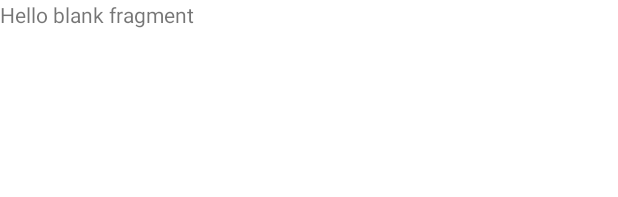
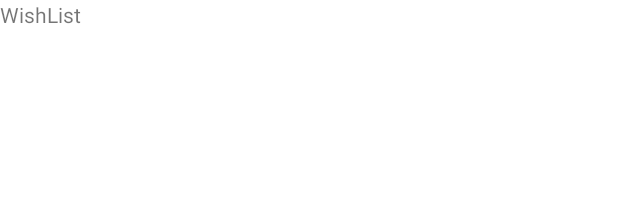
Before and after one commit to SeifEldinMohamed/Books-Island-App, an Android app: the layout fragment_wish_list.xml on its own in the app's theme, with its tools: preview values and no code run, on a phone screen of 412 x 824 dp. Shown: the top 197 px of the screen. Run offline under Robolectric (Android 15) with nearby library versions, the phone set to English and light mode, and no system bars.

Commit message:
- ProfileFragment.kt, WishListFragment.kt and MyAdsFragment.kt Added

```diff
--- a/app/src/main/java/com/seif/booksislandapp/presentation/home/my_ads/MyAdsFragment.kt
+++ b/app/src/main/java/com/seif/booksislandapp/presentation/home/my_ads/MyAdsFragment.kt
@@ -10,7 +10,8 @@ import com.seif.booksislandapp.R
 class MyAdsFragment : Fragment() {
 
     override fun onCreateView(
-        inflater: LayoutInflater, container: ViewGroup?,
+        inflater: LayoutInflater,
+        container: ViewGroup?,
         savedInstanceState: Bundle?
     ): View? {
         // Inflate the layout for this fragment
--- a/app/src/main/java/com/seif/booksislandapp/presentation/home/profile/ProfileFragment.kt
+++ b/app/src/main/java/com/seif/booksislandapp/presentation/home/profile/ProfileFragment.kt
@@ -10,7 +10,8 @@ import com.seif.booksislandapp.R
 class ProfileFragment : Fragment() {
 
     override fun onCreateView(
-        inflater: LayoutInflater, container: ViewGroup?,
+        inflater: LayoutInflater,
+        container: ViewGroup?,
         savedInstanceState: Bundle?
     ): View? {
         // Inflate the layout for this fragment
--- a/app/src/main/java/com/seif/booksislandapp/presentation/home/wish_list/WishListFragment.kt
+++ b/app/src/main/java/com/seif/booksislandapp/presentation/home/wish_list/WishListFragment.kt
@@ -10,7 +10,8 @@ import com.seif.booksislandapp.R
 class WishListFragment : Fragment() {
 
     override fun onCreateView(
-        inflater: LayoutInflater, container: ViewGroup?,
+        inflater: LayoutInflater,
+        container: ViewGroup?,
         savedInstanceState: Bundle?
     ): View? {
         // Inflate the layout for this fragment
--- a/app/src/main/res/layout/fragment_my_ads.xml
+++ b/app/src/main/res/layout/fragment_my_ads.xml
@@ -8,6 +8,6 @@
     <TextView
         android:layout_width="match_parent"
         android:layout_height="match_parent"
-        android:text="@string/hello_blank_fragment" />
+        android:text="@string/my_ads" />
 
 </FrameLayout>
--- a/app/src/main/res/layout/fragment_profile.xml
+++ b/app/src/main/res/layout/fragment_profile.xml
@@ -8,6 +8,6 @@
     <TextView
         android:layout_width="match_parent"
         android:layout_height="match_parent"
-        android:text="@string/hello_blank_fragment" />
+        android:text="@string/profile" />
 
 </FrameLayout>
--- a/app/src/main/res/layout/fragment_wish_list.xml
+++ b/app/src/main/res/layout/fragment_wish_list.xml
@@ -8,6 +8,6 @@
     <TextView
         android:layout_width="match_parent"
         android:layout_height="match_parent"
-        android:text="@string/hello_blank_fragment" />
+        android:text="@string/wishlist" />
 
 </FrameLayout>
```
